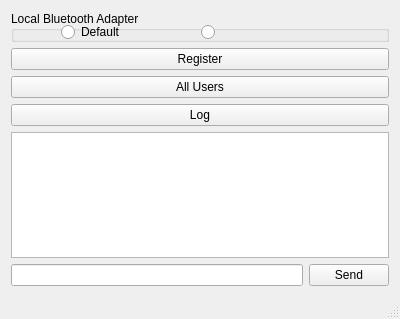
Before: the Qt Designer form QtRegistration/mainwindow.ui in ayrtonlr/dorime, drawn with Qt 5.
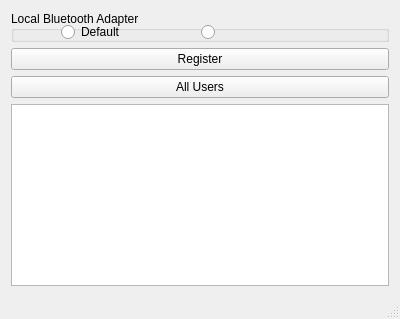
After: the same form once the commit is applied.

```diff
--- a/QtRegistration/mainwindow.ui
+++ b/QtRegistration/mainwindow.ui
@@ -15,7 +15,7 @@
   </property>
   <widget class="QWidget" name="centralWidget">
    <layout class="QGridLayout" name="gridLayout">
-    <item row="4" column="0">
+    <item row="3" column="0">
      <widget class="QTextEdit" name="chat"/>
     </item>
     <item row="0" column="0">
@@ -51,19 +51,6 @@
       </widget>
      </widget>
     </item>
-    <item row="3" column="0">
-     <widget class="QPushButton" name="pushButton_4">
-      <property name="sizePolicy">
-       <sizepolicy hsizetype="Minimum" vsizetype="Fixed">
-        <horstretch>0</horstretch>
-        <verstretch>0</verstretch>
-       </sizepolicy>
-      </property>
-      <property name="text">
-       <string>Log</string>
-      </property>
-     </widget>
-    </item>
     <item row="1" column="0">
      <widget class="QPushButton" name="pushButton">
       <property name="text">
@@ -78,20 +65,6 @@
       </property>
      </widget>
     </item>
-    <item row="5" column="0">
-     <layout class="QHBoxLayout" name="horizontalLayout">
-      <item>
-       <widget class="QLineEdit" name="sendText"/>
-      </item>
-      <item>
-       <widget class="QPushButton" name="sendButton">
-        <property name="text">
-         <string>Send</string>
-        </property>
-       </widget>
-      </item>
-     </layout>
-    </item>
    </layout>
   </widget>
   <widget class="QStatusBar" name="statusBar"/>
```
